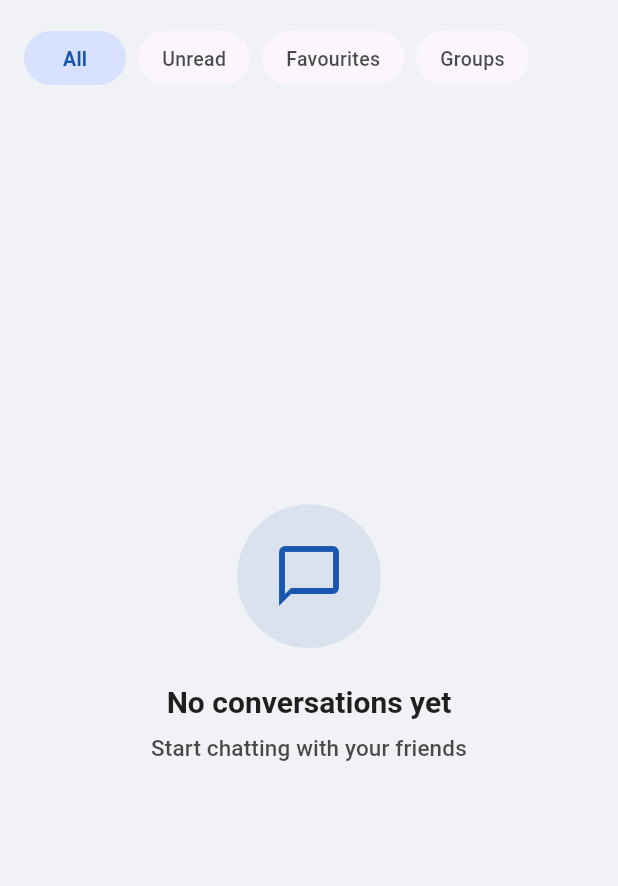
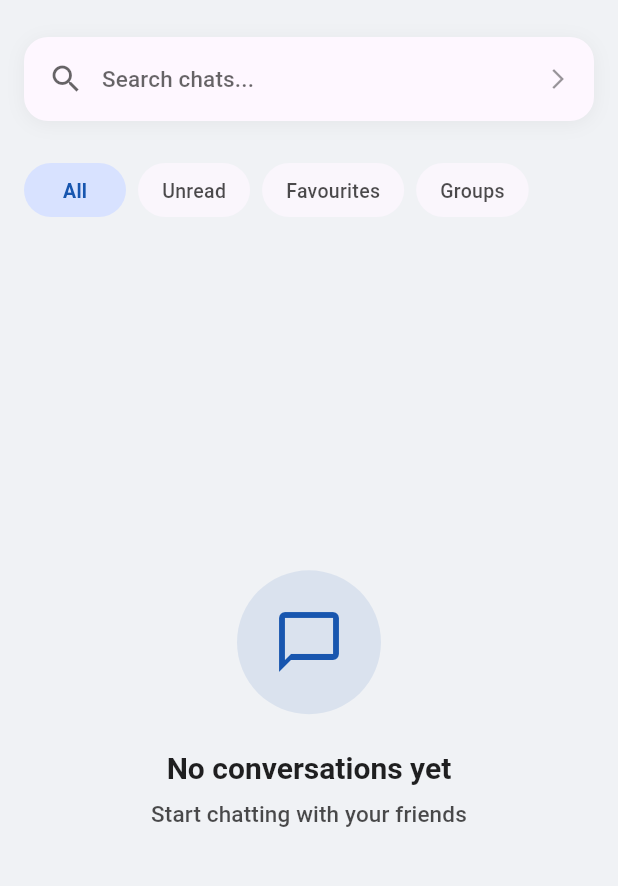
Before and after one commit to furkanarslann/live_chat_app, a Flutter app: the ChatListPage screen opened directly, on a phone screen of 412 x 824 dp, the part 71-957 px from its top. Run offline on Flutter 3.47's test engine with Material 3 defaults, Android fonts, the phone set to English and light mode, and no system bars; our stand-ins replace cached_network_image, cloud_firestore, dartz, equatable, firebase_auth, firebase_core and 5 more; accounts and stored records are empty; generated files the repository leaves out were written again.

Commit message:
feat: Add chat search.

```diff
--- /dev/null
+++ b/lib/application/chat/chat_search_cubit.dart
@@ -0,0 +1,15 @@
+import 'package:flutter_bloc/flutter_bloc.dart';
+import 'package:live_chat_app/domain/models/chat_message.dart';
+import 'chat_search_state.dart';
+
+class ChatSearchCubit extends Cubit<ChatSearchState> {
+  ChatSearchCubit() : super(const ChatSearchState());
+
+  void initialize(List<ChatMessage> allMessages) {
+    emit(state.copyWith(allMessages: allMessages));
+  }
+
+  void searchQueryChanged(String query) {
+    emit(state.copyWith(searchQuery: query));
+  }
+}
--- /dev/null
+++ b/lib/application/chat/chat_search_state.dart
@@ -0,0 +1,41 @@
+import 'package:equatable/equatable.dart';
+import 'package:live_chat_app/domain/models/chat_message.dart';
+
+class ChatSearchState extends Equatable {
+  final String searchQuery;
+  final bool isSearching;
+  final List<ChatMessage> allMessages;
+  final List<ChatMessage> searchResults;
+
+  const ChatSearchState({
+    this.searchQuery = '',
+    this.isSearching = false,
+    this.allMessages = const [],
+    this.searchResults = const [],
+  });
+
+  @override
+  List<Object?> get props => [
+        searchQuery,
+        isSearching,
+        allMessages,
+        searchResults,
+      ];
+
+  bool get hasSearchQuery => searchQuery.isNotEmpty;
+  bool get hasSearchResults => searchResults.isNotEmpty;
+
+  ChatSearchState copyWith({
+    String? searchQuery,
+    bool? isSearching,
+    List<ChatMessage>? allMessages,
+    List<ChatMessage>? searchResults,
+  }) {
+    return ChatSearchState(
+      searchQuery: searchQuery ?? this.searchQuery,
+      isSearching: isSearching ?? this.isSearching,
+      allMessages: allMessages ?? this.allMessages,
+      searchResults: searchResults ?? this.searchResults,
+    );
+  }
+}
--- a/lib/application/chat/chat_state.dart
+++ b/lib/application/chat/chat_state.dart
@@ -56,9 +56,8 @@ class ChatState extends Equatable {
     final conversations = conversationsOrEmpty;
 
     // Only show conversations that have messages
-    final conversationsWithMessages = conversations
-        .where((conv) => conv.lastMessage != null)
-        .toList();
+    final conversationsWithMessages =
+        conversations.where((conv) => conv.lastMessage != null).toList();
 
     final nonArchived = conversationsWithMessages
         .where((conv) => !currentUser.chatPreferences.isArchivedBy(conv.id))
--- a/lib/l10n/app_de.arb
+++ b/lib/l10n/app_de.arb
@@ -115,5 +115,9 @@
   "clear": "Löschen",
   "sending": "Wird gesendet...",
   "sent": "Gesendet",
-  "read": "Gelesen"
+  "read": "Gelesen",
+  "searchChats": "Chats durchsuchen...",
+  "searchMessages": "Nachrichten durchsuchen...",
+  "searchResults": "Suchergebnisse",
+  "noSearchResults": "Keine Ergebnisse gefunden"
 }
--- a/lib/l10n/app_en.arb
+++ b/lib/l10n/app_en.arb
@@ -294,5 +294,21 @@
   "read": "Read",
   "@read": {
     "description": "Message status - read by recipient"
+  },
+  "searchChats": "Search chats...",
+  "@searchChats": {
+    "description": "Hint text for chat search field"
+  },
+  "searchMessages": "Search messages...",
+  "@searchMessages": {
+    "description": "Hint text for message search field"
+  },
+  "searchResults": "Search Results",
+  "@searchResults": {
+    "description": "Title for search results page"
+  },
+  "noSearchResults": "No results found",
+  "@noSearchResults": {
+    "description": "Message shown when search returns no results"
   }
 }
--- a/lib/presentation/pages/chat/chat_list_page.dart
+++ b/lib/presentation/pages/chat/chat_list_page.dart
@@ -6,6 +6,7 @@ import 'package:live_chat_app/presentation/core/extensions/build_context_theme_e
 import '../../../application/auth/user_cubit.dart';
 import '../../../application/chat/chat_cubit.dart';
 import '../../../application/chat/chat_state.dart';
+import '../../../application/chat/chat_search_cubit.dart';
 import '../../../domain/models/user.dart';
 import '../../../application/chat/create_chat_cubit.dart';
 import '../../../domain/models/chat_conversation.dart';
@@ -15,6 +16,7 @@ import '../../core/widgets/user_avatar.dart';
 import '../../core/widgets/conversation_tile_shimmer.dart';
 import 'chat_page.dart';
 import 'create_new_chat_bottom_sheet.dart';
+import 'chat_search_page.dart';
 import '../../../setup_dependencies.dart';
 
 class ChatListPage extends StatefulWidget {
@@ -91,6 +93,7 @@ class _ChatListPageState extends State<ChatListPage> {
             body: Column(
               crossAxisAlignment: CrossAxisAlignment.start,
               children: [
+                _SearchBar(),
                 const _FilterChips(),
                 Expanded(child: _ChatListContent(currentUser: user)),
               ],
@@ -166,6 +169,81 @@ class _ChatListContent extends StatelessWidget {
           ),
         );
       },
+    );
+  }
+}
+
+class _SearchBar extends StatelessWidget {
+  const _SearchBar();
+
+  @override
+  Widget build(BuildContext context) {
+    return Container(
+      margin: const EdgeInsets.all(Spacing.md),
+      decoration: BoxDecoration(
+        color: Theme.of(context).cardColor,
+        borderRadius: BorderRadius.circular(16),
+        boxShadow: [
+          BoxShadow(
+            color: Colors.black.withValues(alpha: 0.05),
+            blurRadius: 10,
+            offset: const Offset(0, 2),
+          ),
+        ],
+      ),
+      child: Material(
+        color: Colors.transparent,
+        child: InkWell(
+          onTap: () {
+            Navigator.push(
+              context,
+              MaterialPageRoute(
+                builder: (_) => BlocProvider(
+                  create: (_) => getIt<ChatSearchCubit>(),
+                  child: const ChatSearchPage(),
+                ),
+              ),
+            );
+          },
+          borderRadius: BorderRadius.circular(16),
+          child: Container(
+            padding: const EdgeInsets.symmetric(
+              horizontal: 16,
+              vertical: 16,
+            ),
+            child: Row(
+              children: [
+                Icon(
+                  Icons.search,
+                  color: Theme.of(context)
+                      .colorScheme
+                      .onSurface
+                      .withValues(alpha: 0.6),
+                ),
+                const SizedBox(width: 12),
+                Text(
+                  context.tr.searchChats,
+                  style: Theme.of(context).textTheme.bodyLarge?.copyWith(
+                        color: Theme.of(context)
+                            .colorScheme
+                            .onSurface
+                            .withValues(alpha: 0.6),
+                      ),
+                ),
+                const Spacer(),
+                Icon(
+                  Icons.arrow_forward_ios,
+                  size: 16,
+                  color: Theme.of(context)
+                      .colorScheme
+                      .onSurface
+                      .withValues(alpha: 0.4),
+                ),
+              ],
+            ),
+          ),
+        ),
+      ),
     );
   }
 }
--- a/lib/setup_dependencies.dart
+++ b/lib/setup_dependencies.dart
@@ -4,6 +4,7 @@ import 'package:get_it/get_it.dart';
 import 'package:live_chat_app/application/auth/auth_cubit.dart';
 import 'package:live_chat_app/application/auth/user_cubit.dart';
 import 'package:live_chat_app/application/chat/create_chat_cubit.dart';
+import 'package:live_chat_app/application/chat/chat_search_cubit.dart';
 import 'package:live_chat_app/application/language/language_cubit.dart';
 import 'package:live_chat_app/application/theme/theme_cubit.dart';
 import 'package:live_chat_app/domain/repositories/auth_repository.dart';
@@ -80,4 +81,8 @@ Future<void> setupDependencies() async {
   getIt.registerFactory<LanguageCubit>(
     () => LanguageCubit(prefs: getIt<SharedPreferences>()),
   );
+
+  getIt.registerFactory<ChatSearchCubit>(
+    () => ChatSearchCubit(),
+  );
 }
```
Also changed, not shown: lib/presentation/pages/chat/chat_search_page.dart (added, +459 -0 lines).
